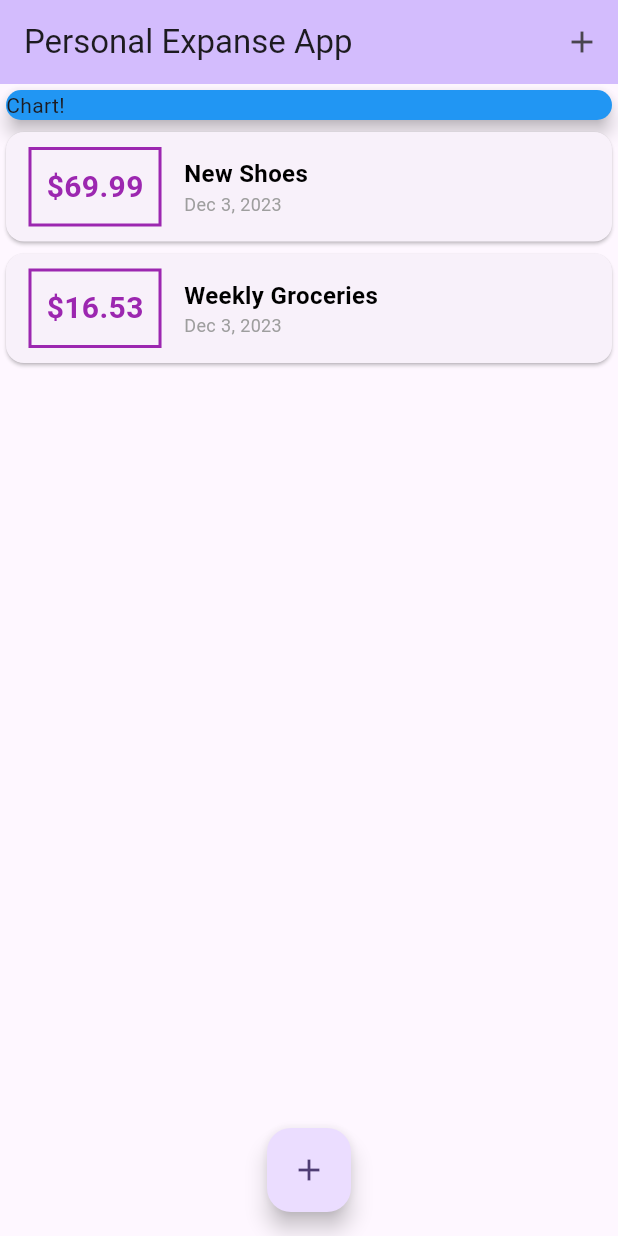
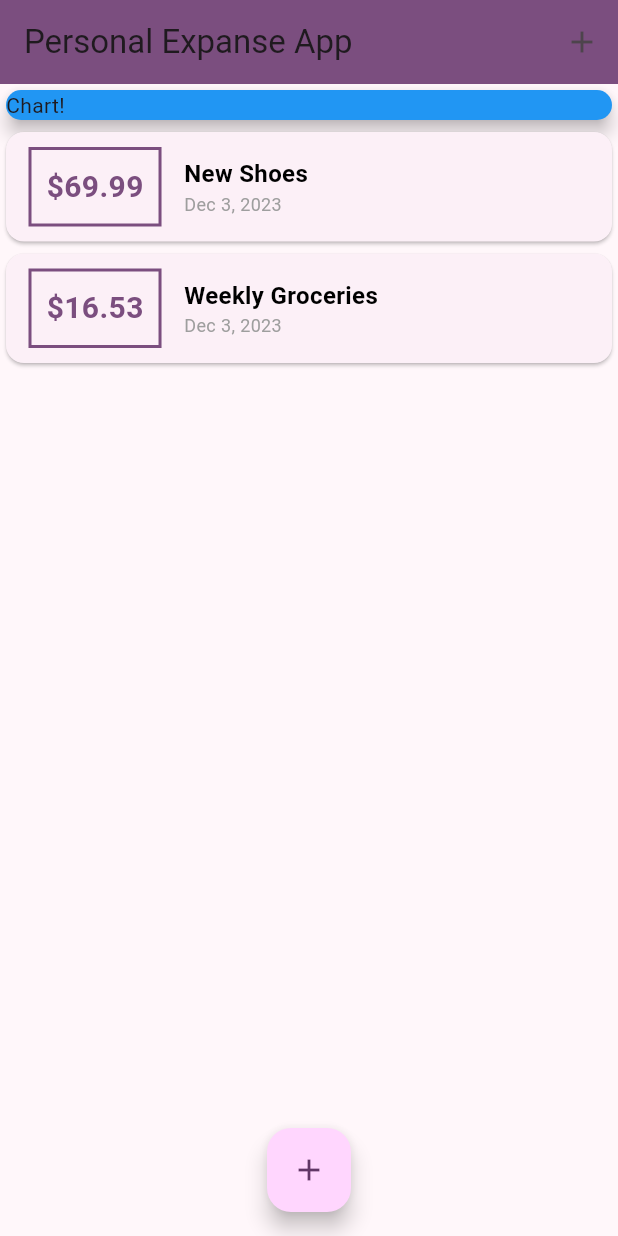
Before and after one commit to larbi-azzoug/personal-expanse-app, a Flutter app: the screen it shows after launch, on a phone screen of 412 x 824 dp. Run offline on Flutter 3.47's test engine with Material 3 defaults, Android fonts, the phone set to English and light mode, and no system bars.

Commit message:
Added ThemeData Colors management

```diff
--- a/lib/main.dart
+++ b/lib/main.dart
@@ -14,10 +14,15 @@ class MyApp extends StatelessWidget {
   @override
   Widget build(BuildContext context) {
     return MaterialApp(
-      title: 'Personal Expanse App',
+      title: 'Personal Expanses',
       theme: ThemeData(
-        colorScheme: ColorScheme.fromSeed(seedColor: Colors.deepPurple),
-        useMaterial3: true,
+        //   primarySwatch: Colors.green,
+        // useMaterial3: true,
+
+        // Define the default brightness and colors.
+        colorScheme: ColorScheme.fromSeed(
+          seedColor: Colors.purple,
+        ),
       ),
       home: MyHomePage(),
     );
@@ -71,11 +76,11 @@ class _MyHomePageState extends State<MyHomePage> {
   Widget build(BuildContext context) {
     return Scaffold(
       appBar: AppBar(
-        backgroundColor: Theme.of(context).colorScheme.inversePrimary,
+        backgroundColor: Theme.of(context).primaryColor,
         title: const Text('Personal Expanse App'),
         actions: [
           IconButton(
-            onPressed: ()=>_startAddNewTransaction(context),
+            onPressed: () => _startAddNewTransaction(context),
             icon: Icon(Icons.add),
           )
         ],
@@ -98,7 +103,7 @@ class _MyHomePageState extends State<MyHomePage> {
         ),
       ),
       floatingActionButton: FloatingActionButton(
-        onPressed: ()=>_startAddNewTransaction(context),
+        onPressed: () => _startAddNewTransaction(context),
         child: Icon(Icons.add),
       ),
       floatingActionButtonLocation: FloatingActionButtonLocation.centerFloat,
--- a/lib/widgets/transaction_list.dart
+++ b/lib/widgets/transaction_list.dart
@@ -3,29 +3,30 @@ import 'package:intl/intl.dart';
 import 'package:personal_expanse_app/models/transaction.dart';
 
 class TransactionList extends StatefulWidget {
-final List<transaction> transactions;
+  final List<transaction> transactions;
 
-TransactionList(this.transactions);
+  TransactionList(this.transactions);
 
   @override
   State<TransactionList> createState() => _TransactionListState();
 }
 
 class _TransactionListState extends State<TransactionList> {
-
-
   @override
   Widget build(BuildContext context) {
     return Container(
       height: 500,
       child: ListView.builder(
-        itemBuilder: (ctx, index){
-            return Card(
+        itemBuilder: (ctx, index) {
+          return Card(
             child: Row(
               children: [
                 Container(
                   decoration: BoxDecoration(
-                    border: Border.all(color: Colors.purple, width: 2),
+                    border: Border.all(
+                      color: Theme.of(context).primaryColor,
+                      width: 2,
+                    ),
                   ),
                   margin: EdgeInsets.symmetric(
                     vertical: 10,
@@ -37,7 +38,7 @@ class _TransactionListState extends State<TransactionList> {
                     style: TextStyle(
                       fontWeight: FontWeight.bold,
                       fontSize: 20,
-                      color: Colors.purple,
+                      color: Theme.of(context).primaryColor,
                     ),
                   ),
                 ),
@@ -53,7 +54,8 @@ class _TransactionListState extends State<TransactionList> {
                       ),
                     ),
                     Text(
-                      DateFormat.yMMMd().format(widget.transactions[index].date),
+                      DateFormat.yMMMd()
+                          .format(widget.transactions[index].date),
                       style: TextStyle(
                         fontWeight: FontWeight.normal,
                         fontSize: 12,
```
